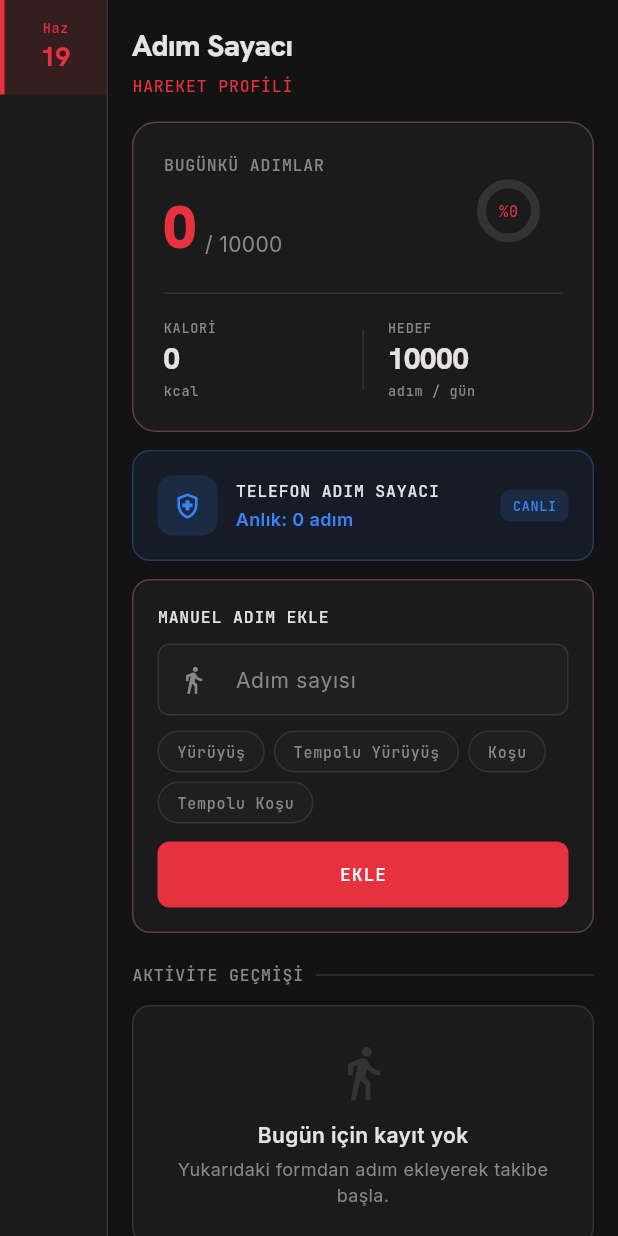
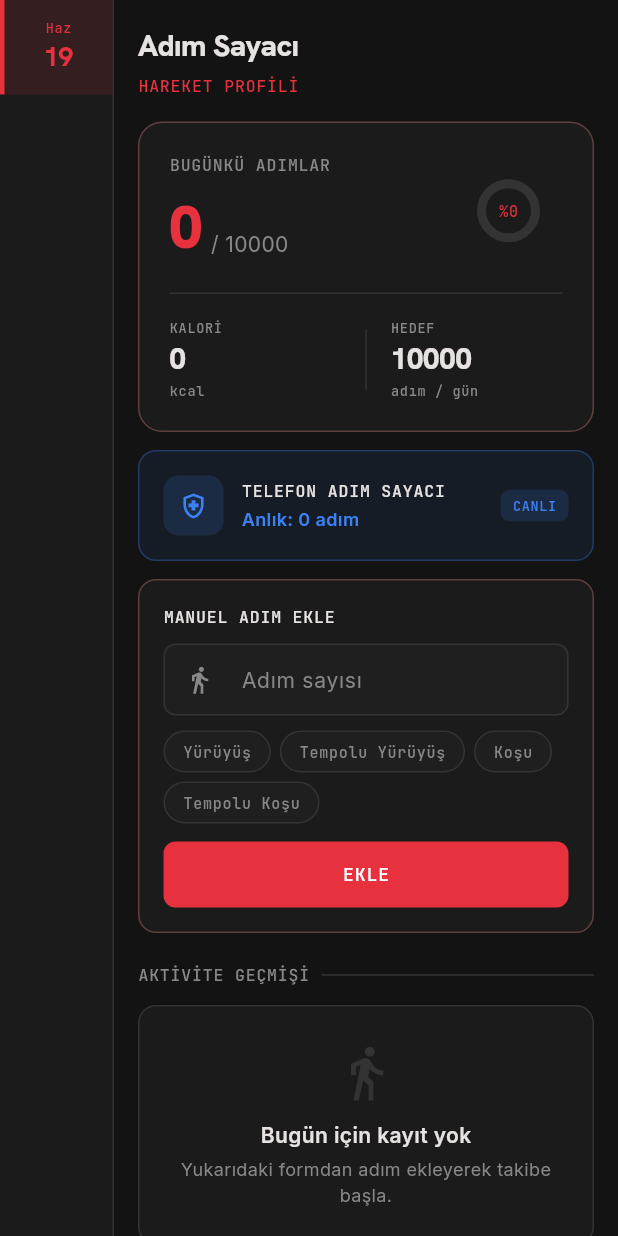
Before and after one commit to ufuk1821-prog/VisionFit, a Flutter app: the AdimEkrani widget shown alone on an empty page, opened directly, on a phone screen of 412 x 824 dp. Run offline on Flutter 3.47's test engine with Material 3 defaults, Android fonts, the phone set to English and light mode, and no system bars; our stand-ins replace camera, google_fonts, image_picker, pedometer, permission_handler, shared_preferences and 2 more; missing offline and left inert: google_mlkit_pose_detection, video_thumbnail, webview_flutter_android; accounts and stored records are empty; network calls fail.

Commit message:
Defter ilk satir bugu kesin fix, beslenme arama temizleme, adim overflow fix, gogus alt sekmesi

```diff
--- a/mobile/lib/ekranlar/adim_ekrani.dart
+++ b/mobile/lib/ekranlar/adim_ekrani.dart
@@ -320,7 +320,7 @@ class _AdimEkraniState extends State<AdimEkrani> {
 
   Widget _tarihPaneli(BuildContext context) {
     return Container(
-      width: 72,
+      width: 76,
       decoration: BoxDecoration(color: kSurfaceLow(context), border: Border(right: BorderSide(color: kBorder(context)))),
       child: ListView(
         children: _mevcutGunler.map((tarih) {
@@ -329,11 +329,14 @@ class _AdimEkraniState extends State<AdimEkrani> {
           return GestureDetector(
             onTap: () => setState(() { _seciliTarih = tarih; }),
             child: Container(
-              padding: const EdgeInsets.symmetric(vertical: 12, horizontal: 6),
+              padding: const EdgeInsets.symmetric(vertical: 12, horizontal: 4),
               decoration: BoxDecoration(color: secili ? kRed.withOpacity(0.12) : Colors.transparent, border: Border(left: BorderSide(color: secili ? kRed : Colors.transparent, width: 3))),
-              child: Column(children: [
-                Text(t != null ? _ayKisa(t.month) : '', style: kLabel(context, size: 9, color: secili ? kRed : kHint(context))),
-                Text(t != null ? '${t.day}' : '', style: kHeadline(context, size: 18, weight: FontWeight.w800, color: secili ? kRed : kText(context))),
+              child: Column(mainAxisSize: MainAxisSize.min, children: [
+                Text(t != null ? _ayKisa(t.month) : '', style: kLabel(context, size: 9, color: secili ? kRed : kHint(context)), maxLines: 1),
+                FittedBox(
+                  fit: BoxFit.scaleDown,
+                  child: Text(t != null ? '${t.day}' : '', style: kHeadline(context, size: 18, weight: FontWeight.w800, color: secili ? kRed : kText(context))),
+                ),
                 if (_gunKayitlari(tarih).isNotEmpty) Container(width: 5, height: 5, margin: const EdgeInsets.only(top: 3), decoration: const BoxDecoration(color: kRed, shape: BoxShape.circle)),
               ]),
             ),
--- a/mobile/lib/ekranlar/beslenme_ekrani.dart
+++ b/mobile/lib/ekranlar/beslenme_ekrani.dart
@@ -115,7 +115,7 @@ class _BeslenmeEkraniState extends State<BeslenmeEkrani> {
           final secili = gun.year == _seciliTarih.year && gun.month == _seciliTarih.month && gun.day == _seciliTarih.day;
           final bugunMu = gun.year == bugun.year && gun.month == bugun.month && gun.day == bugun.day;
           return GestureDetector(
-            onTap: () { setState(() { _seciliTarih = gun; }); _yukle(); },
+            onTap: () { setState(() { _seciliTarih = gun; _aramaMetni = ''; }); _yukle(); },
             child: Container(
               width: 52,
               margin: const EdgeInsets.only(right: 8),
@@ -161,6 +161,7 @@ class _BeslenmeEkraniState extends State<BeslenmeEkrani> {
         ]),
         const SizedBox(height: 16),
         TextField(
+          key: ValueKey(_seciliTarih.toString()),
           onChanged: (v) => setState(() { _aramaMetni = v; }),
           style: kBody(context, color: kText(context)),
           decoration: InputDecoration(
--- a/mobile/lib/ekranlar/kamera_ekrani.dart
+++ b/mobile/lib/ekranlar/kamera_ekrani.dart
@@ -354,7 +354,7 @@ class _VideoAnalizSekmeState extends State<_VideoAnalizSekme> {
           final kareYolu = await VideoThumbnail.thumbnailFile(
             video: _video!.path,
             thumbnailPath: geciciKlasor.path,
-            imageFormat: ImageFormat.JPEG,
+            imageFormat: ImageFormat.jpeg,
             timeMs: zamanMs,
             quality: 80,
           );
```
Also changed, not shown: mobile/lib/ekranlar/defter_ekrani.dart (+7 -5 lines), mobile/lib/ekranlar/egzersiz_ekrani.dart (+21 -0 lines).
